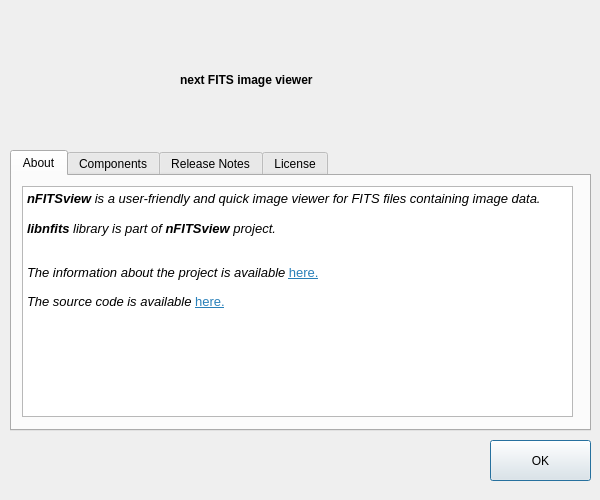
Qt form aboutdialog.ui (surhh/nfitsview) before a commit.
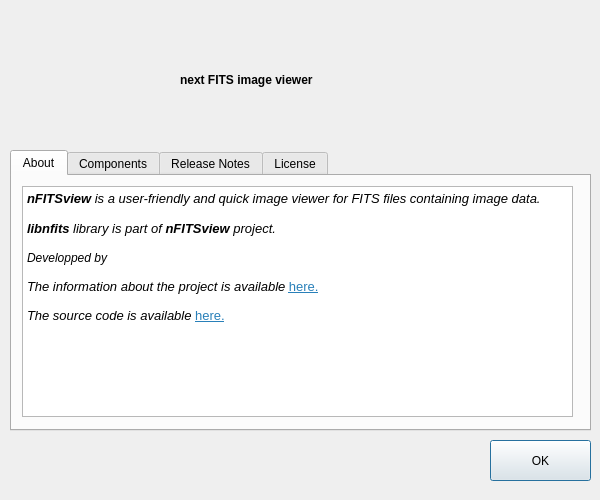
The same form after that commit. Icons and pictures are not drawn.

```diff
--- a/aboutdialog.ui
+++ b/aboutdialog.ui
@@ -138,10 +138,13 @@
 &lt;p style=&quot;-qt-paragraph-type:empty; margin-top:0px; margin-bottom:0px; margin-left:0px; margin-right:0px; -qt-block-indent:0; text-indent:0px; font-family:'Noto Sans'; font-size:10pt; font-style:italic;&quot;&gt;&lt;br /&gt;&lt;/p&gt;
 &lt;p style=&quot; margin-top:0px; margin-bottom:0px; margin-left:0px; margin-right:0px; -qt-block-indent:0; text-indent:0px;&quot;&gt;&lt;span style=&quot; font-family:'Noto Sans'; font-size:10pt; font-weight:600; font-style:italic;&quot;&gt;libnfits &lt;/span&gt;&lt;span style=&quot; font-family:'Noto Sans'; font-size:10pt; font-style:italic;&quot;&gt;library is part of &lt;/span&gt;&lt;span style=&quot; font-family:'Noto Sans'; font-size:10pt; font-weight:600; font-style:italic;&quot;&gt;nFITSview&lt;/span&gt;&lt;span style=&quot; font-family:'Noto Sans'; font-size:10pt; font-style:italic;&quot;&gt; project.&lt;/span&gt;&lt;/p&gt;
 &lt;p style=&quot;-qt-paragraph-type:empty; margin-top:0px; margin-bottom:0px; margin-left:0px; margin-right:0px; -qt-block-indent:0; text-indent:0px; font-family:'Noto Sans'; font-size:10pt; font-style:italic;&quot;&gt;&lt;br /&gt;&lt;/p&gt;
+&lt;p style=&quot; margin-top:0px; margin-bottom:0px; margin-left:0px; margin-right:0px; -qt-block-indent:0; text-indent:0px;&quot;&gt;&lt;span style=&quot; font-style:italic;&quot;&gt;Developped by&lt;/span&gt;&lt;/p&gt;
 &lt;p style=&quot;-qt-paragraph-type:empty; margin-top:0px; margin-bottom:0px; margin-left:0px; margin-right:0px; -qt-block-indent:0; text-indent:0px; font-style:italic;&quot;&gt;&lt;br /&gt;&lt;/p&gt;
 &lt;p style=&quot; margin-top:0px; margin-bottom:0px; margin-left:0px; margin-right:0px; -qt-block-indent:0; text-indent:0px;&quot;&gt;&lt;span style=&quot; font-family:'Noto Sans'; font-size:10pt; font-style:italic;&quot;&gt;The information about the project is available &lt;/span&gt;&lt;a href=&quot;https://surhh.github.io&quot;&gt;&lt;span style=&quot; font-family:'Noto Sans'; font-size:10pt; text-decoration: underline; color:#2980b9;&quot;&gt;here.&lt;/span&gt;&lt;/a&gt;&lt;/p&gt;
 &lt;p style=&quot;-qt-paragraph-type:empty; margin-top:0px; margin-bottom:0px; margin-left:0px; margin-right:0px; -qt-block-indent:0; text-indent:0px;&quot;&gt;&lt;br /&gt;&lt;/p&gt;
-&lt;p style=&quot; margin-top:0px; margin-bottom:0px; margin-left:0px; margin-right:0px; -qt-block-indent:0; text-indent:0px;&quot;&gt;&lt;span style=&quot; font-family:'Noto Sans'; font-size:10pt; font-style:italic;&quot;&gt;The source code is available &lt;/span&gt;&lt;a href=&quot;https://github.com/surhh/nfitsview&quot;&gt;&lt;span style=&quot; font-family:'Noto Sans'; font-size:10pt; text-decoration: underline; color:#2980b9;&quot;&gt;here.&lt;/span&gt;&lt;/a&gt;&lt;/p&gt;&lt;/body&gt;&lt;/html&gt;</string>
+&lt;p style=&quot; margin-top:0px; margin-bottom:0px; margin-left:0px; margin-right:0px; -qt-block-indent:0; text-indent:0px;&quot;&gt;&lt;span style=&quot; font-family:'Noto Sans'; font-size:10pt; font-style:italic;&quot;&gt;The source code is available &lt;/span&gt;&lt;a href=&quot;https://github.com/surhh/nfitsview&quot;&gt;&lt;span style=&quot; font-family:'Noto Sans'; font-size:10pt; text-decoration: underline; color:#2980b9;&quot;&gt;here.&lt;/span&gt;&lt;/a&gt;&lt;/p&gt;
+&lt;p style=&quot;-qt-paragraph-type:empty; margin-top:0px; margin-bottom:0px; margin-left:0px; margin-right:0px; -qt-block-indent:0; text-indent:0px; font-family:'Noto Sans'; font-size:10pt; text-decoration: underline; color:#2980b9;&quot;&gt;&lt;br /&gt;&lt;/p&gt;
+&lt;p style=&quot;-qt-paragraph-type:empty; margin-top:0px; margin-bottom:0px; margin-left:0px; margin-right:0px; -qt-block-indent:0; text-indent:0px;&quot;&gt;&lt;br /&gt;&lt;/p&gt;&lt;/body&gt;&lt;/html&gt;</string>
      </property>
      <property name="openExternalLinks">
       <bool>true</bool>
```
Left out of the diff: 5 changed lines with no effect on the pictures.
